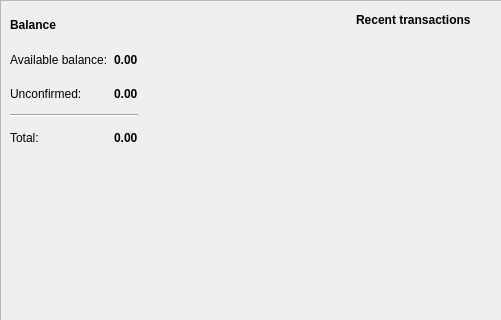
qwertycoin-org/qwertycoin-gui, file src/gui/ui/overviewframe.ui: the form before one commit; both pictures show x 0 to 501 and y 0 to 320 of the 980 by 590 pixel window.
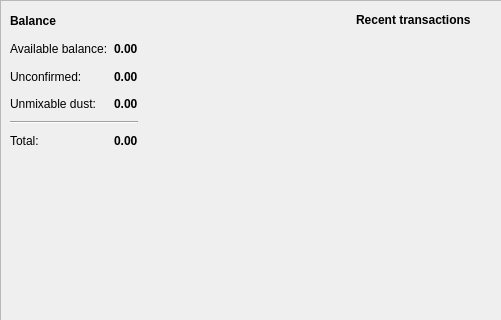
The form after the commit.

The edit to the form file:
```diff
--- a/src/gui/ui/overviewframe.ui
+++ b/src/gui/ui/overviewframe.ui
@@ -62,7 +62,14 @@
       <enum>QFrame::Raised</enum>
      </property>
      <layout class="QGridLayout" name="gridLayout_2">
-      <item row="4" column="1">
+      <item row="6" column="2">
+       <widget class="QLabel" name="m_tickerLabel3">
+        <property name="text">
+         <string notr="true"/>
+        </property>
+       </widget>
+      </item>
+      <item row="6" column="1">
        <widget class="QLabel" name="m_totalBalanceLabel">
         <property name="font">
          <font>
@@ -75,8 +82,22 @@
         </property>
        </widget>
       </item>
-      <item row="1" column="1">
-       <widget class="QLabel" name="m_actualBalanceLabel">
+      <item row="3" column="0">
+       <widget class="QLabel" name="label_4">
+        <property name="text">
+         <string>Unconfirmed:</string>
+        </property>
+       </widget>
+      </item>
+      <item row="5" column="0" colspan="2">
+       <widget class="Line" name="line">
+        <property name="orientation">
+         <enum>Qt::Horizontal</enum>
+        </property>
+       </widget>
+      </item>
+      <item row="0" column="0">
+       <widget class="QLabel" name="label">
         <property name="font">
          <font>
           <weight>75</weight>
@@ -84,11 +105,11 @@
          </font>
         </property>
         <property name="text">
-         <string notr="true">0.00</string>
+         <string>Balance</string>
         </property>
        </widget>
       </item>
-      <item row="4" column="0">
+      <item row="6" column="0">
        <widget class="QLabel" name="label_6">
         <property name="text">
          <string>Total:</string>
@@ -102,8 +123,8 @@
         </property>
        </widget>
       </item>
-      <item row="0" column="0">
-       <widget class="QLabel" name="label">
+      <item row="1" column="1">
+       <widget class="QLabel" name="m_actualBalanceLabel">
         <property name="font">
          <font>
           <weight>75</weight>
@@ -111,14 +132,7 @@
          </font>
         </property>
         <property name="text">
-         <string>Balance</string>
-        </property>
-       </widget>
-      </item>
-      <item row="2" column="0">
-       <widget class="QLabel" name="label_4">
-        <property name="text">
-         <string>Unconfirmed:</string>
+         <string notr="true">0.00</string>
         </property>
        </widget>
       </item>
@@ -129,14 +143,7 @@
         </property>
        </widget>
       </item>
-      <item row="3" column="0" colspan="2">
-       <widget class="Line" name="line">
-        <property name="orientation">
-         <enum>Qt::Horizontal</enum>
-        </property>
-       </widget>
-      </item>
-      <item row="2" column="1">
+      <item row="3" column="1">
        <widget class="QLabel" name="m_pendingBalanceLabel">
         <property name="font">
          <font>
@@ -149,21 +156,7 @@
         </property>
        </widget>
       </item>
-      <item row="4" column="2">
-       <widget class="QLabel" name="m_tickerLabel3">
-        <property name="text">
-         <string notr="true"/>
-        </property>
-       </widget>
-      </item>
-      <item row="2" column="2">
-       <widget class="QLabel" name="m_tickerLabel2">
-        <property name="text">
-         <string notr="true"/>
-        </property>
-       </widget>
-      </item>
-      <item row="2" column="3">
+      <item row="3" column="3">
        <spacer name="horizontalSpacer_2">
         <property name="orientation">
          <enum>Qt::Horizontal</enum>
@@ -176,6 +169,40 @@
         </property>
        </spacer>
       </item>
+      <item row="3" column="2">
+       <widget class="QLabel" name="m_tickerLabel2">
+        <property name="text">
+         <string notr="true"/>
+        </property>
+       </widget>
+      </item>
+      <item row="4" column="0">
+       <widget class="QLabel" name="label_3">
+        <property name="text">
+         <string>Unmixable dust:</string>
+        </property>
+       </widget>
+      </item>
+      <item row="4" column="1">
+       <widget class="QLabel" name="m_unmixableBalanceLabel">
+        <property name="font">
+         <font>
+          <weight>75</weight>
+          <bold>true</bold>
+         </font>
+        </property>
+        <property name="text">
+         <string>0.00</string>
+        </property>
+       </widget>
+      </item>
+      <item row="4" column="2">
+       <widget class="QLabel" name="m_tickerLabel4">
+        <property name="text">
+         <string/>
+        </property>
+       </widget>
+      </item>
      </layout>
     </widget>
    </item>
```
